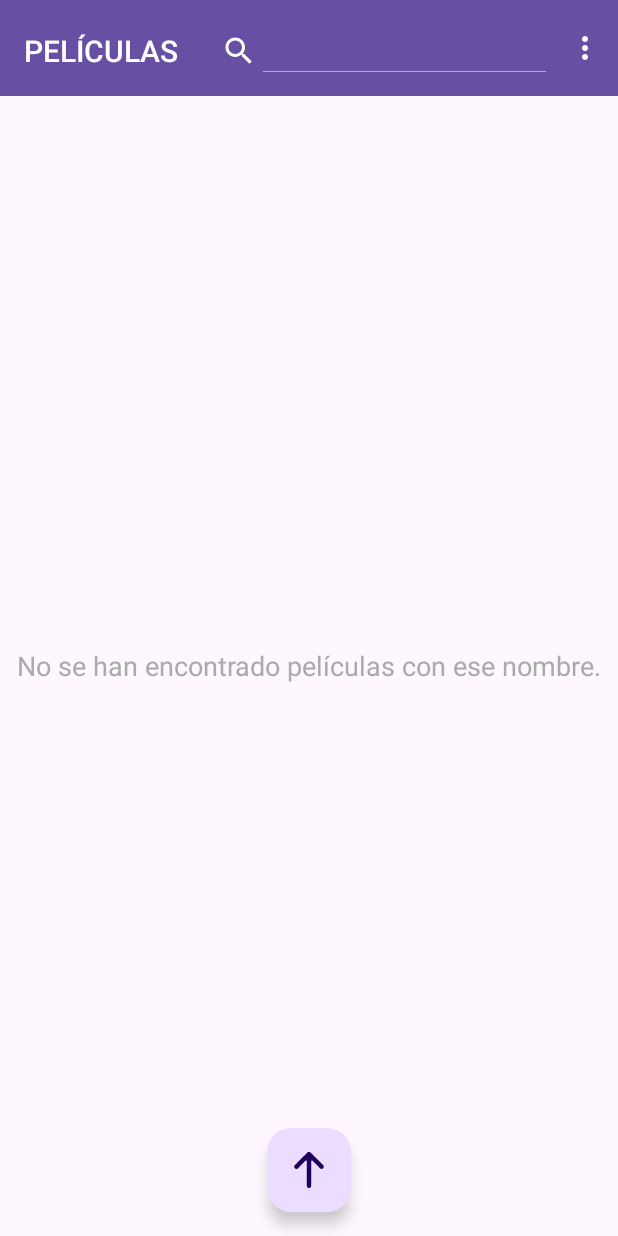
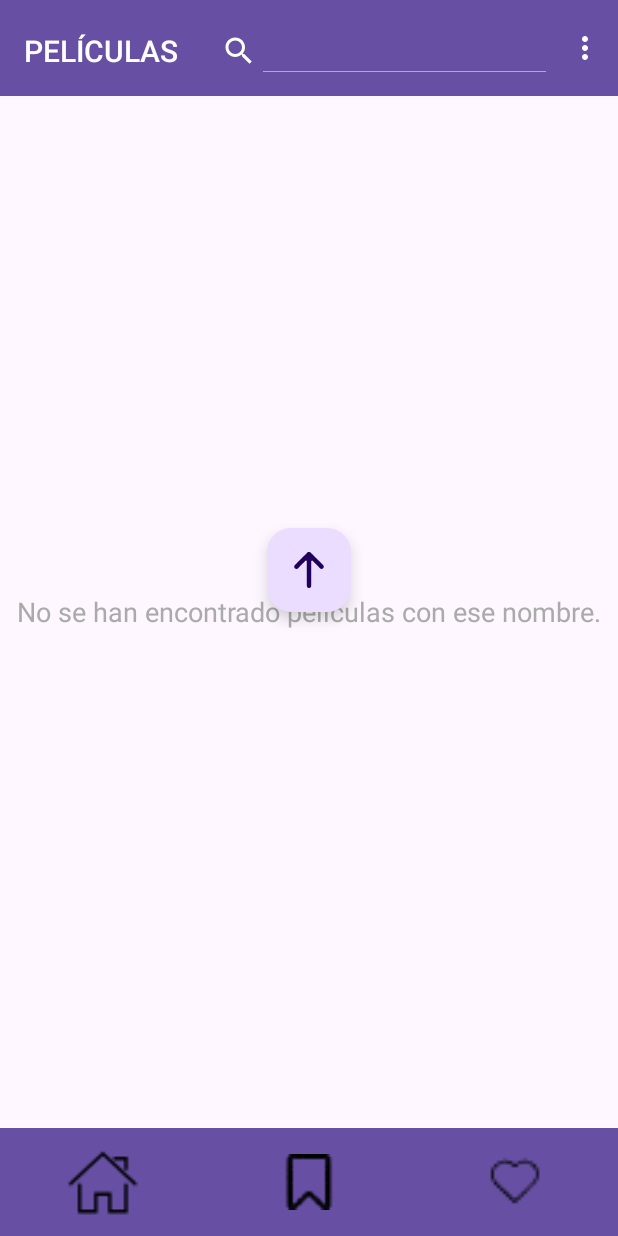
Before and after one commit to isunican/App-Movies-Grupo3, an Android app: the screen it shows after launch (MainView), on a phone screen of 412 x 824 dp. Run offline under Robolectric (Android 15) with nearby library versions, the light colour scheme and no system bars; our stand-ins replace Dagger/Hilt's generated code; libraries missing offline, so code that uses them is left out: org.parceler; 1 statement that could not run was skipped.

Commit message:
add toolbar inferior

```diff
--- /dev/null
+++ b/AndroidProject/app/src/main/res/drawable/ic_home.xml
@@ -0,0 +1,5 @@
+<vector xmlns:android="http://schemas.android.com/apk/res/android" android:height="24dp" android:viewportHeight="1024" android:viewportWidth="1024" android:width="24dp">
+
+    <path android:fillColor="#FF000000" android:pathData="M426.7,853.3V597.3h170.7v256h213.3V512h128L512,128 85.3,512h128v341.3z"/>
+
+</vector>
--- /dev/null
+++ b/AndroidProject/app/src/main/res/drawable/ic_home_empty.xml
@@ -0,0 +1,5 @@
+<vector xmlns:android="http://schemas.android.com/apk/res/android" android:height="24dp" android:viewportHeight="1024" android:viewportWidth="1024" android:width="24dp">
+
+    <path android:fillColor="#FF000000" android:pathData="M921.8,518.9l-412.9,-386 -412.9,384.9c-8.1,7.5 -8.5,20.2 -1,28.3 7.5,8.1 20.2,8.5 28.3,1l385.5,-359.4 385.5,360.5c3.9,3.6 8.8,5.4 13.7,5.4 5.3,0 10.7,-2.1 14.6,-6.3 7.6,-8.1 7.1,-20.7 -0.9,-28.3l0,0zM921.8,518.9zM795.8,526.8c-11.1,0 -20,9 -20,20l0,306.6 -160.1,0 0,-213.3 -213.5,0 0,213.3 -160.1,0 0,-306.6c0,-11 -9,-20 -20,-20 -11.1,0 -20,9 -20,20l0,346.6 240.2,0 0,-213.3 133.4,0 0,213.3 240.2,0 0,-346.6c0,-11 -9,-20 -20,-20l0,0zM795.8,526.8zM655.7,240.2l120.1,0 0,106.6c0,11.1 9,20 20,20 11,0 20,-8.9 20,-20l0,-146.6 -160.1,0c-11.1,0 -20,8.9 -20,20 -0,11 9,20 20,20l0,0zM655.7,240.2z"/>
+
+</vector>
--- a/AndroidProject/app/src/main/res/layout/activity_main.xml
+++ b/AndroidProject/app/src/main/res/layout/activity_main.xml
@@ -8,35 +8,23 @@
     android:fitsSystemWindows="true"
     tools:context=".activities.main.MainView">
 
-    <FrameLayout
+    <androidx.constraintlayout.widget.ConstraintLayout
+        android:id="@+id/main"
         android:layout_width="match_parent"
         android:layout_height="match_parent">
 
-        <com.google.android.material.floatingactionbutton.FloatingActionButton
-            android:id="@+id/fabUp"
-            android:layout_width="match_parent"
-            android:layout_height="wrap_content"
-            android:layout_gravity="bottom|center"
-            android:layout_margin="16dp"
-            android:clickable="true"
-            app:srcCompat="@drawable/up_arrow" />
-
-        <LinearLayout
-            android:id="@+id/main"
-            android:layout_width="match_parent"
-            android:layout_height="match_parent"
-            android:orientation="vertical"
-            tools:context=".activities.main.MainView">
-
         <androidx.appcompat.widget.Toolbar
             android:id="@+id/toolbar"
-                android:layout_width="match_parent"
+            android:layout_width="0dp"
             android:layout_height="?attr/actionBarSize"
             android:background="?attr/colorPrimary"
             android:elevation="4dp"
             android:minHeight="?attr/actionBarSize"
             android:theme="@style/ThemeOverlay.Movies.Toolbar"
-                app:popupTheme="@style/ThemeOverlay.AppCompat.Light">
+            app:popupTheme="@style/ThemeOverlay.AppCompat.Light"
+            app:layout_constraintTop_toTopOf="parent"
+            app:layout_constraintStart_toStartOf="parent"
+            app:layout_constraintEnd_toEndOf="parent">
 
             <LinearLayout
                 android:layout_width="match_parent"
@@ -57,31 +45,99 @@
                     android:id="@+id/svPeliculas"
                     android:layout_width="match_parent"
                     android:layout_height="48dp"
-                        android:iconifiedByDefault="false"
-                        android:paddingTop="20dp" />
-
+                    android:paddingTop="20dp"
+                    android:iconifiedByDefault="false" />
             </LinearLayout>
-
-                <SearchView
-                    android:layout_width="match_parent"
-                    android:layout_height="21dp" />
         </androidx.appcompat.widget.Toolbar>
 
         <ListView
             android:id="@+id/lvMovies"
-                android:layout_width="match_parent"
-                android:layout_height="match_parent" />
+            android:layout_width="0dp"
+            android:layout_height="0dp"
+            app:layout_constraintTop_toBottomOf="@id/toolbar"
+            app:layout_constraintBottom_toTopOf="@id/toolbar2"
+            app:layout_constraintStart_toStartOf="parent"
+            app:layout_constraintEnd_toEndOf="parent" />
 
         <TextView
             android:id="@+id/tvNotFound"
+            android:layout_width="0dp"
+            android:layout_height="0dp"
+            android:text="No se han encontrado películas con ese nombre."
+            android:gravity="center"
+            android:visibility="gone"
+            android:textAppearance="?android:attr/textAppearanceMedium"
+            android:textColor="@android:color/darker_gray"
+            app:layout_constraintTop_toBottomOf="@id/toolbar"
+            app:layout_constraintBottom_toTopOf="@id/toolbar2"
+            app:layout_constraintStart_toStartOf="parent"
+            app:layout_constraintEnd_toEndOf="parent" />
+
+        <androidx.appcompat.widget.Toolbar
+            android:id="@+id/toolbar2"
+            android:layout_width="0dp"
+            android:layout_height="72dp"
+            android:minHeight="72dp"
+            android:background="?attr/colorPrimary"
+            app:contentInsetStart="0dp"
+            app:contentInsetEnd="0dp"
+            app:layout_constraintBottom_toBottomOf="parent"
+            app:layout_constraintStart_toStartOf="parent"
+            app:layout_constraintEnd_toEndOf="parent">
+
+            <LinearLayout
                 android:layout_width="match_parent"
                 android:layout_height="match_parent"
-                android:gravity="center"
-                android:text="No se han encontrado películas con ese nombre."
-                android:textAppearance="?android:attr/textAppearanceMedium"
-                android:textColor="@android:color/darker_gray"
-                android:visibility="gone" />
+                android:orientation="horizontal"
+                android:gravity="center">
+
+                <ImageButton
+                    android:id="@+id/btnHome"
+                    android:layout_width="0dp"
+                    android:layout_height="match_parent"
+                    android:layout_weight="1"
+                    android:background="?attr/selectableItemBackgroundBorderless"
+                    android:scaleType="center"
+                    android:scaleX="2.3"
+                    android:scaleY="2.3"
+                    app:srcCompat="@drawable/ic_home_empty" />
+
+                <ImageButton
+                    android:id="@+id/btnPending"
+                    android:layout_width="0dp"
+                    android:layout_height="match_parent"
+                    android:layout_weight="1"
+                    android:background="?attr/selectableItemBackgroundBorderless"
+                    android:scaleType="centerInside"
+                    android:scaleX="2.3"
+                    android:scaleY="2.3"
+                    app:tint="@android:color/black"
+                    app:srcCompat="@drawable/pendingsymbol" />
+
+                <ImageButton
+                    android:id="@+id/btnFavourites"
+                    android:layout_width="0dp"
+                    android:layout_height="match_parent"
+                    android:layout_weight="1"
+                    android:background="?attr/selectableItemBackgroundBorderless"
+                    android:scaleType="centerInside"
+                    android:scaleX="3"
+                    android:scaleY="3"
+                    app:tint="@android:color/black"
+                    app:srcCompat="@drawable/emptyheart" />
             </LinearLayout>
-    </FrameLayout>
+        </androidx.appcompat.widget.Toolbar>
+
+        <com.google.android.material.floatingactionbutton.FloatingActionButton
+            android:id="@+id/fabUp"
+            android:layout_width="wrap_content"
+            android:layout_height="wrap_content"
+            android:clickable="true"
+            android:contentDescription="Subir al inicio"
+            app:layout_constraintBottom_toBottomOf="@+id/lvMovies"
+            app:layout_constraintEnd_toEndOf="parent"
+            app:layout_constraintStart_toStartOf="parent"
+            app:srcCompat="@drawable/up_arrow" />
+    </androidx.constraintlayout.widget.ConstraintLayout>
 
 </androidx.drawerlayout.widget.DrawerLayout>
```
Lines whose indentation alone changed are shown as unchanged.
